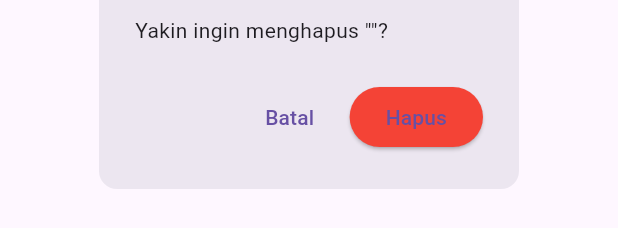
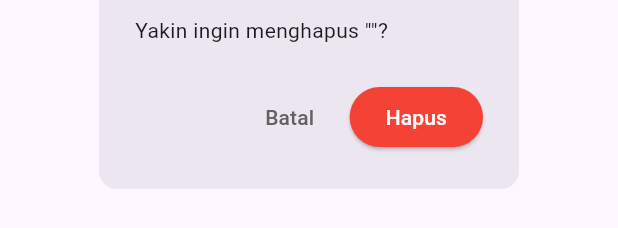
Before and after one commit to ilhamhafidz404/AwisPalace_IngredientManagement_APP, a Flutter app: the DeleteMenuDialog widget shown alone on an empty page, opened directly with empty values, on a phone screen of 412 x 824 dp. Shown: the part 570-798 px from the top of the screen. Run offline on Flutter 3.47's test engine with Material 3 defaults, Android fonts, the phone set to English and light mode, and no system bars; our stand-ins replace flutter_svg, google_sign_in.

Commit message:
Enchant Dialog Delete Menu

```diff
--- a/lib/features/menu/presentation/widgets/delete_menu_dialog.dart
+++ b/lib/features/menu/presentation/widgets/delete_menu_dialog.dart
@@ -18,11 +18,15 @@ class DeleteMenuDialog extends StatelessWidget {
       content: Text("Yakin ingin menghapus \"$menuName\"?"),
       actions: [
         TextButton(
+          style: TextButton.styleFrom(foregroundColor: Colors.grey[700]),
           onPressed: () => Navigator.pop(context),
           child: const Text("Batal"),
         ),
         ElevatedButton(
-          style: ElevatedButton.styleFrom(backgroundColor: Colors.red),
+          style: ElevatedButton.styleFrom(
+            backgroundColor: Colors.red,
+            foregroundColor: Colors.white,
+          ),
           onPressed: onDelete,
           child: const Text("Hapus"),
         ),
```
